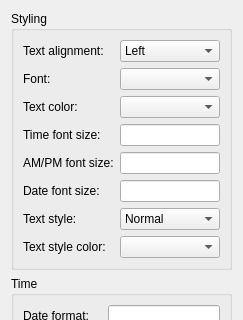
Above: contents/ui/config.ui from iddm/MinimalisticClock before the change; both pictures show x 0 to 243 and y 0 to 320 of the 243 by 513 pixel window. Below: the same form after it.
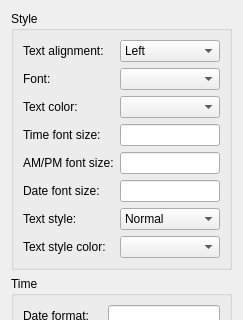
That is the form after the change. Custom widgets are drawn as their Qt base class.

Commit message: renamed to style :)

The edit to the form file:
```diff
--- a/contents/ui/config.ui
+++ b/contents/ui/config.ui
@@ -20,7 +20,7 @@
    <item>
     <widget class="QGroupBox" name="fontsGroupBox">
      <property name="title">
-      <string>Styling</string>
+      <string>Style</string>
      </property>
      <layout class="QHBoxLayout" name="horizontalLayout_2">
       <item>
```
